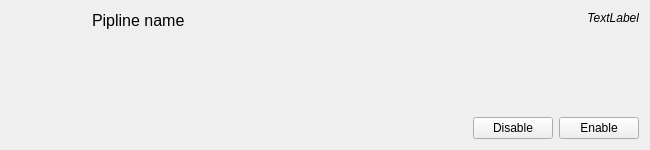
Qt form src/modmanagerwidgetpipelineitem.ui (kriana/SilVerPLuM) before a commit.
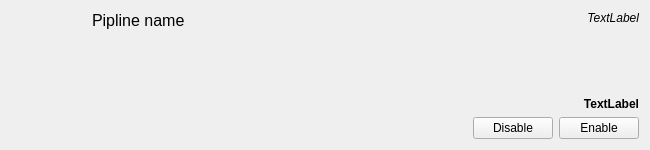
The same form after that commit. Icons and pictures are not drawn.

Diff of the .ui file:
```diff
--- a/src/modmanagerwidgetpipelineitem.ui
+++ b/src/modmanagerwidgetpipelineitem.ui
@@ -139,6 +139,23 @@
        </property>
       </spacer>
      </item>
+     <item>
+      <widget class="QLabel" name="lblInfo">
+       <property name="font">
+        <font>
+         <weight>75</weight>
+         <italic>false</italic>
+         <bold>true</bold>
+        </font>
+       </property>
+       <property name="text">
+        <string>TextLabel</string>
+       </property>
+       <property name="alignment">
+        <set>Qt::AlignRight|Qt::AlignTrailing|Qt::AlignVCenter</set>
+       </property>
+      </widget>
+     </item>
      <item>
       <layout class="QHBoxLayout" name="horizontalLayout">
        <item>
```
